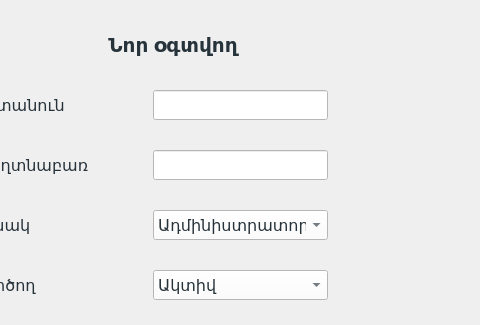
Above: GUI/Admin_pages/InsertOrEditUsersPage.ui from WhiteSHA/Trading-Program-for-PC before the change; both pictures show x 227 to 707 and y 0 to 325 of the 800 by 600 pixel window. Below: the same form after it.
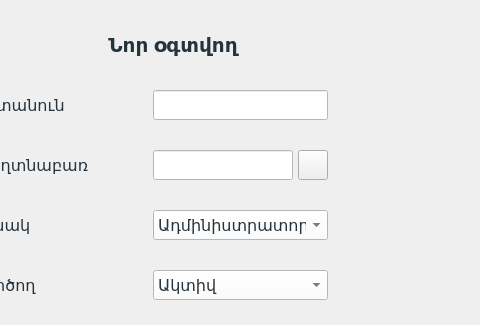
That is the form after the change.

Commit message: Final version of insert / edit users page. LogIn validation in main page

Diff of the .ui file:
```diff
--- a/GUI/Admin_pages/InsertOrEditUsersPage.ui
+++ b/GUI/Admin_pages/InsertOrEditUsersPage.ui
@@ -169,7 +169,7 @@
      <rect>
       <x>380</x>
       <y>150</y>
-      <width>175</width>
+      <width>140</width>
       <height>30</height>
      </rect>
     </property>
@@ -415,6 +415,19 @@
      <string>Հասցե</string>
     </property>
    </widget>
+   <widget class="QPushButton" name="show_hidePushButton">
+    <property name="geometry">
+     <rect>
+      <x>525</x>
+      <y>150</y>
+      <width>30</width>
+      <height>30</height>
+     </rect>
+    </property>
+    <property name="text">
+     <string/>
+    </property>
+   </widget>
   </widget>
  </widget>
  <resources/>
```
The commit also changes 3 other files.
